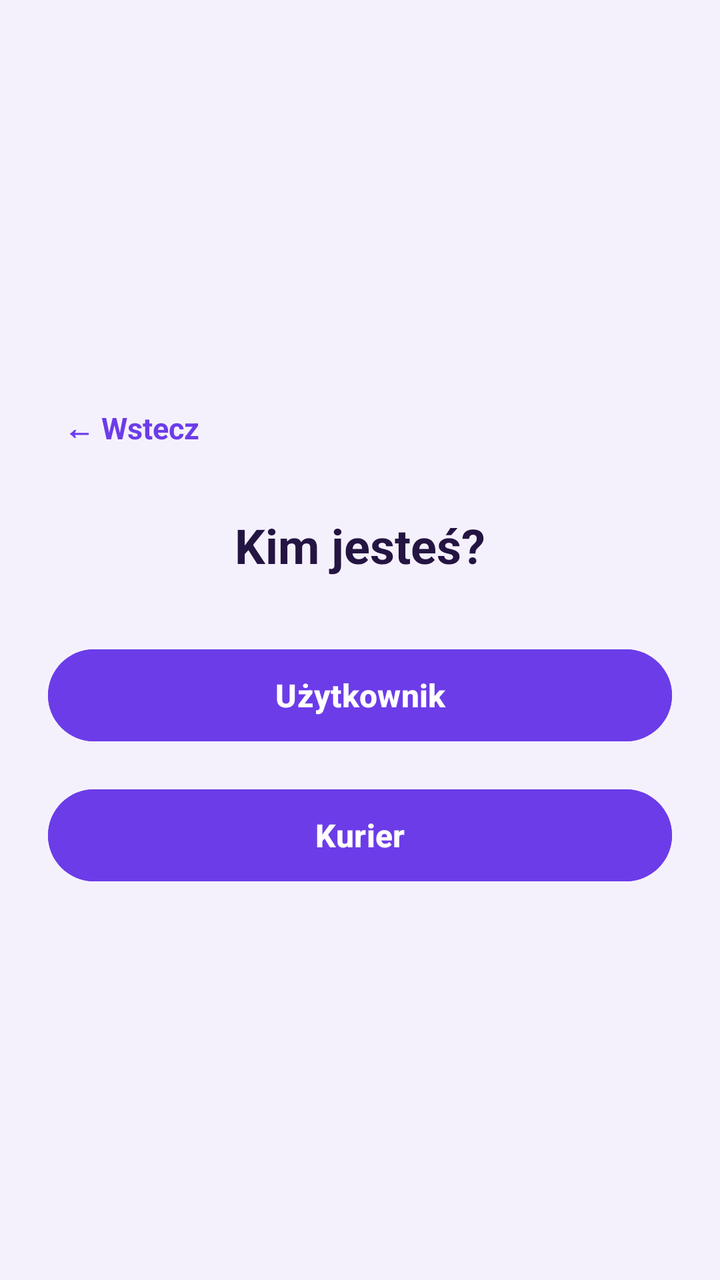
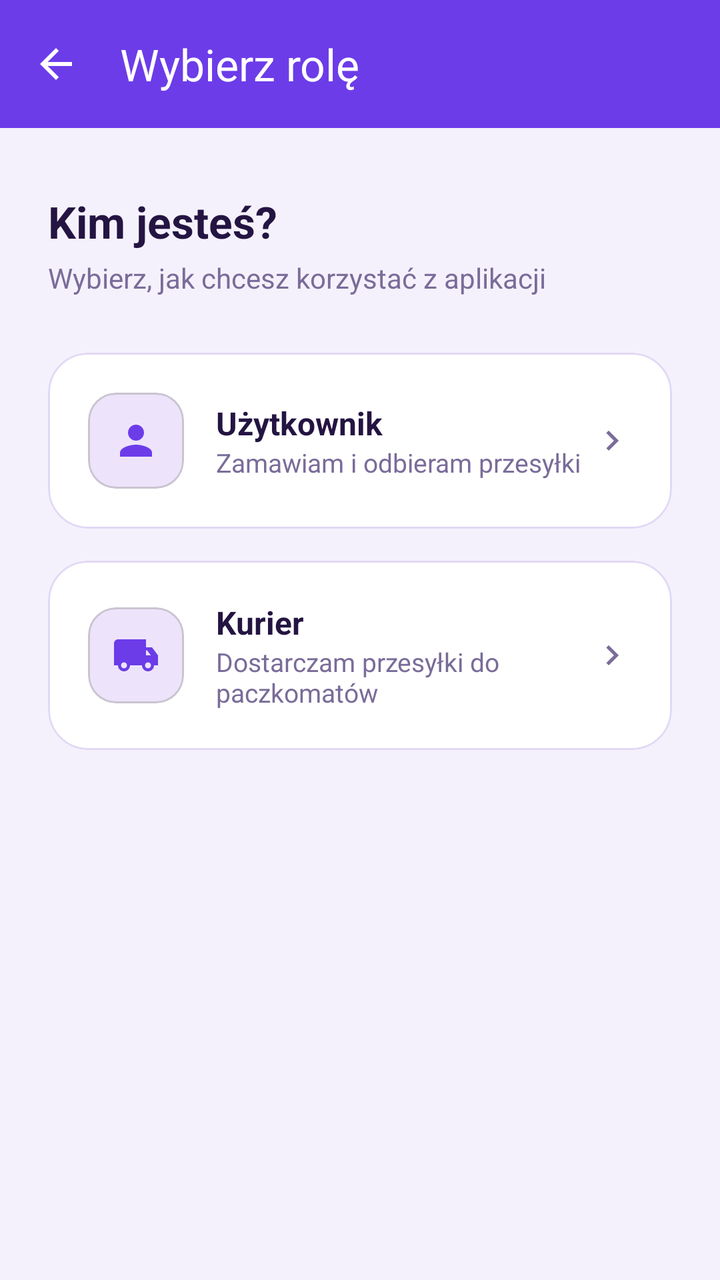

Compare the two renders of this Android layout. The source of the first and the diff that turns it into the second are given below.
<!-- AndroidManifest.xml: application theme Theme.DemoEmptyActivity -->
<!-- res/layout/activity_role_selection.xml -->
<?xml version="1.0" encoding="utf-8"?>
<androidx.appcompat.widget.LinearLayoutCompat
        xmlns:android="http://schemas.android.com/apk/res/android"
        xmlns:tools="http://schemas.android.com/tools"
        android:id="@+id/main"
        android:layout_width="match_parent"
        android:layout_height="match_parent"
        android:orientation="vertical"
        android:gravity="center"
        android:padding="24dp"
        android:background="@color/purple_background"
        tools:context=".RoleSelectionActivity">

    <TextView
            android:id="@+id/btnBack"
            android:layout_width="wrap_content"
            android:layout_height="wrap_content"
            android:layout_gravity="start"
            android:text="← Wstecz"
            android:textColor="@color/purple_primary"
            android:textSize="15sp"
            android:textStyle="bold"
            android:clickable="true"
            android:focusable="true"
            android:padding="8dp"
            android:layout_marginBottom="24dp" />

    <TextView
            android:layout_width="wrap_content"
            android:layout_height="wrap_content"
            android:text="Kim jesteś?"
            android:textSize="24sp"
            android:textStyle="bold"
            android:textColor="@color/text_dark"
            android:layout_marginBottom="32dp" />

    <Button
            android:id="@+id/btnUser"
            android:layout_width="match_parent"
            android:layout_height="54dp"
            android:text="Użytkownik"
            android:textSize="16sp"
            android:textStyle="bold"
            android:textColor="@color/white"
            android:backgroundTint="@color/purple_primary"
            android:layout_marginBottom="16dp" />

    <Button
            android:id="@+id/btnCourier"
            android:layout_width="match_parent"
            android:layout_height="54dp"
            android:text="Kurier"
            android:textSize="16sp"
            android:textStyle="bold"
            android:textColor="@color/white"
            android:backgroundTint="@color/purple_primary" />

</androidx.appcompat.widget.LinearLayoutCompat>
<!-- resources referenced by this layout -->
<resources>
  <color name="purple_background">#F5F1FC</color>
  <color name="purple_primary">#6C3CE9</color>
  <color name="text_dark">#241442</color>
  <color name="white">#FFFFFFFF</color>
  <style name="Theme.DemoEmptyActivity" parent="Base.Theme.DemoEmptyActivity" />
  <style name="Base.Theme.DemoEmptyActivity" parent="Theme.Material3.DayNight.NoActionBar">
          <item name="colorPrimary">@color/purple_primary</item>
          <item name="colorPrimaryDark">@color/purple_primary_dark</item>
          <item name="colorOnPrimary">@color/white</item>
          <item name="android:windowBackground">@color/purple_background</item>
      </style>
  <color name="purple_primary_dark">#4B2AAE</color>
</resources>

<!-- the commit's change to res/layout/activity_role_selection.xml (unified diff, before → after) -->
@@ -1,58 +1,181 @@
 <?xml version="1.0" encoding="utf-8"?>
-<androidx.appcompat.widget.LinearLayoutCompat
-        xmlns:android="http://schemas.android.com/apk/res/android"
+<LinearLayout xmlns:android="http://schemas.android.com/apk/res/android"
+        xmlns:app="http://schemas.android.com/apk/res-auto"
         xmlns:tools="http://schemas.android.com/tools"
         android:id="@+id/main"
         android:layout_width="match_parent"
         android:layout_height="match_parent"
         android:orientation="vertical"
-        android:gravity="center"
-        android:padding="24dp"
         android:background="@color/purple_background"
         tools:context=".RoleSelectionActivity">
 
-    <TextView
-            android:id="@+id/btnBack"
-            android:layout_width="wrap_content"
-            android:layout_height="wrap_content"
-            android:layout_gravity="start"
-            android:text="← Wstecz"
-            android:textColor="@color/purple_primary"
-            android:textSize="15sp"
-            android:textStyle="bold"
-            android:clickable="true"
-            android:focusable="true"
-            android:padding="8dp"
-            android:layout_marginBottom="24dp" />
+    <com.google.android.material.appbar.MaterialToolbar
+            android:id="@+id/toolbar"
+            android:layout_width="match_parent"
+            android:layout_height="?attr/actionBarSize"
+            android:background="@color/purple_primary"
+            app:title="Wybierz rolę"
+            app:titleTextColor="@color/white"
+            app:navigationIcon="@drawable/ic_arrow_back"
+            app:navigationIconTint="@color/white" />
 
-    <TextView
-            android:layout_width="wrap_content"
-            android:layout_height="wrap_content"
-            android:text="Kim jesteś?"
-            android:textSize="24sp"
-            android:textStyle="bold"
-            android:textColor="@color/text_dark"
-            android:layout_marginBottom="32dp" />
+    <LinearLayout
+            android:layout_width="match_parent"
+            android:layout_height="match_parent"
+            android:orientation="vertical"
+            android:padding="24dp">
 
-    <Button
-            android:id="@+id/btnUser"
-            android:layout_width="match_parent"
-            android:layout_height="54dp"
-            android:text="Użytkownik"
-            android:textSize="16sp"
-            android:textStyle="bold"
-            android:textColor="@color/white"
-            android:backgroundTint="@color/purple_primary"
-            android:layout_marginBottom="16dp" />
+        <TextView
+                android:layout_width="wrap_content"
+                android:layout_height="wrap_content"
+                android:text="Kim jesteś?"
+                android:textSize="22sp"
+                android:textStyle="bold"
+                android:textColor="@color/text_dark"
+                android:layout_marginTop="8dp"
+                android:layout_marginBottom="4dp" />
 
-    <Button
-            android:id="@+id/btnCourier"
-            android:layout_width="match_parent"
-            android:layout_height="54dp"
-            android:text="Kurier"
-            android:textSize="16sp"
-            android:textStyle="bold"
-            android:textColor="@color/white"
-            android:backgroundTint="@color/purple_primary" />
+        <TextView
+                android:layout_width="wrap_content"
+                android:layout_height="wrap_content"
+                android:text="Wybierz, jak chcesz korzystać z aplikacji"
+                android:textSize="14sp"
+                android:textColor="@color/text_muted"
+                android:layout_marginBottom="28dp" />
 
-</androidx.appcompat.widget.LinearLayoutCompat>
+        <com.google.android.material.card.MaterialCardView
+                android:id="@+id/cardUser"
+                android:layout_width="match_parent"
+                android:layout_height="wrap_content"
+                app:cardCornerRadius="20dp"
+                app:cardElevation="0dp"
+                app:strokeWidth="1dp"
+                app:strokeColor="@color/outline"
+                app:cardBackgroundColor="@color/surface"
+                android:clickable="true"
+                android:focusable="true"
+                android:foreground="?attr/selectableItemBackground"
+                android:layout_marginBottom="16dp">
+
+            <LinearLayout
+                    android:layout_width="match_parent"
+                    android:layout_height="wrap_content"
+                    android:orientation="horizontal"
+                    android:gravity="center_vertical"
+                    android:padding="20dp">
+
+                <com.google.android.material.card.MaterialCardView
+                        android:layout_width="48dp"
+                        android:layout_height="48dp"
+                        app:cardCornerRadius="14dp"
+                        app:cardElevation="0dp"
+                        app:cardBackgroundColor="@color/purple_container">
+
+                    <ImageView
+                            android:layout_width="24dp"
+                            android:layout_height="24dp"
+                            android:layout_gravity="center"
+                            android:src="@drawable/ic_person"
+                            app:tint="@color/purple_primary" />
+                </com.google.android.material.card.MaterialCardView>
+
+                <LinearLayout
+                        android:layout_width="0dp"
+                        android:layout_height="wrap_content"
+                        android:layout_weight="1"
+                        android:orientation="vertical"
+                        android:layout_marginStart="16dp">
+
+                    <TextView
+                            android:layout_width="wrap_content"
+                            android:layout_height="wrap_content"
+                            android:text="Użytkownik"
+                            android:textSize="16sp"
+                            android:textStyle="bold"
+                            android:textColor="@color/text_dark" />
+
+                    <TextView
+                            android:layout_width="wrap_content"
+                            android:layout_height="wrap_content"
+                            android:text="Zamawiam i odbieram przesyłki"
+                            android:textSize="13sp"
+                            android:textColor="@color/text_muted" />
+                </LinearLayout>
+
+                <ImageView
+                        android:layout_width="20dp"
+                        android:layout_height="20dp"
+                        android:src="@drawable/ic_chevron_right"
+                        app:tint="@color/text_muted" />
+            </LinearLayout>
+        </com.google.android.material.card.MaterialCardView>
+
+        <com.google.android.material.card.MaterialCardView
+                android:id="@+id/cardCourier"
+                android:layout_width="match_parent"
+                android:layout_height="wrap_content"
+                app:cardCornerRadius="20dp"
+                app:cardElevation="0dp"
+                app:strokeWidth="1dp"
+                app:strokeColor="@color/outline"
+                app:cardBackgroundColor="@color/surface"
+                android:clickable="true"
+                android:focusable="true"
+                android:foreground="?attr/selectableItemBackground">
+
+            <LinearLayout
+                    android:layout_width="match_parent"
+                    android:layout_height="wrap_content"
+                    android:orientation="horizontal"
+                    android:gravity="center_vertical"
+                    android:padding="20dp">
+
+                <com.google.android.material.card.MaterialCardView
+                        android:layout_width="48dp"
+                        android:layout_height="48dp"
+                        app:cardCornerRadius="14dp"
+                        app:cardElevation="0dp"
+                        app:cardBackgroundColor="@color/purple_container">
+
+                    <ImageView
+                            android:layout_width="24dp"
+                            android:layout_height="24dp"
+                            android:layout_gravity="center"
+                            android:src="@drawable/ic_courier"
+                            app:tint="@color/purple_primary" />
+                </com.google.android.material.card.MaterialCardView>
+
+                <LinearLayout
+                        android:layout_width="0dp"
+                        android:layout_height="wrap_content"
+                        android:layout_weight="1"
+                        android:orientation="vertical"
+                        android:layout_marginStart="16dp">
+
+                    <TextView
+                            android:layout_width="wrap_content"
+                            android:layout_height="wrap_content"
+                            android:text="Kurier"
+                            android:textSize="16sp"
+                            android:textStyle="bold"
+                            android:textColor="@color/text_dark" />
+
+                    <TextView
+                            android:layout_width="wrap_content"
+                            android:layout_height="wrap_content"
+                            android:text="Dostarczam przesyłki do paczkomatów"
+                            android:textSize="13sp"
+                            android:textColor="@color/text_muted" />
+                </LinearLayout>
+
+                <ImageView
+                        android:layout_width="20dp"
+                        android:layout_height="20dp"
+                        android:src="@drawable/ic_chevron_right"
+                        app:tint="@color/text_muted" />
+            </LinearLayout>
+        </com.google.android.material.card.MaterialCardView>
+
+    </LinearLayout>
+
+</LinearLayout>
<!-- resource entries referenced after the edit -->
@@ -1,14 +1,66 @@
 <!-- resources referenced by this layout -->
 <resources>
+  <color name="outline">#E1D9F5</color>
   <color name="purple_background">#F5F1FC</color>
+  <color name="purple_container">#EDE4FB</color>
   <color name="purple_primary">#6C3CE9</color>
+  <color name="surface">#FFFFFF</color>
   <color name="text_dark">#241442</color>
+  <color name="text_muted">#7A6C99</color>
   <color name="white">#FFFFFFFF</color>
+  <!-- drawable ic_arrow_back (drawable) -->
+  <vector xmlns:android="http://schemas.android.com/apk/res/android"
+      android:width="24dp"
+      android:height="24dp"
+      android:viewportWidth="24"
+      android:viewportHeight="24"
+      android:tint="#FFFFFF">
+      <path
+          android:fillColor="#FF000000"
+          android:pathData="M20,11H7.83l5.59,-5.59L12,4l-8,8 8,8 1.41,-1.41L7.83,13H20v-2z"/>
+  </vector>
+  <!-- drawable ic_chevron_right (drawable) -->
+  <vector xmlns:android="http://schemas.android.com/apk/res/android"
+      android:width="24dp"
+      android:height="24dp"
+      android:viewportWidth="24"
+      android:viewportHeight="24">
+      <path
+          android:fillColor="#FF000000"
+          android:pathData="M8.59,16.59L13.17,12 8.59,7.41 10,6l6,6 -6,6z"/>
+  </vector>
+  <!-- drawable ic_courier (drawable) -->
+  <vector xmlns:android="http://schemas.android.com/apk/res/android"
+      android:width="24dp"
+      android:height="24dp"
+      android:viewportWidth="24"
+      android:viewportHeight="24">
+      <path
+          android:fillColor="#FF000000"
+          android:pathData="M20,8h-3L17,4L3,4c-1.1,0 -2,0.9 -2,2v11h2c0,1.66 1.34,3 3,3s3,-1.34 3,-3h6c0,1.66 1.34,3 3,3s3,-1.34 3,-3h2v-5l-3,-4zM6,18.5c-0.83,0 -1.5,-0.67 -1.5,-1.5s0.67,-1.5 1.5,-1.5 1.5,0.67 1.5,1.5 -0.67,1.5 -1.5,1.5zM17.5,9.5l1.96,2.5L17,12L17,9.5h0.5zM18,18.5c-0.83,0 -1.5,-0.67 -1.5,-1.5s0.67,-1.5 1.5,-1.5 1.5,0.67 1.5,1.5 -0.67,1.5 -1.5,1.5z"/>
+  </vector>
+  <!-- drawable ic_person (drawable) -->
+  <vector xmlns:android="http://schemas.android.com/apk/res/android"
+      android:width="24dp"
+      android:height="24dp"
+      android:viewportWidth="24"
+      android:viewportHeight="24">
+      <path
+          android:fillColor="#FF000000"
+          android:pathData="M12,12c2.21,0 4,-1.79 4,-4s-1.79,-4 -4,-4 -4,1.79 -4,4 1.79,4 4,4zM12,14c-2.67,0 -8,1.34 -8,4v2h16v-2c0,-2.66 -5.33,-4 -8,-4z"/>
+  </vector>
   <style name="Theme.DemoEmptyActivity" parent="Base.Theme.DemoEmptyActivity" />
   <style name="Base.Theme.DemoEmptyActivity" parent="Theme.Material3.DayNight.NoActionBar">
           <item name="colorPrimary">@color/purple_primary</item>
           <item name="colorPrimaryDark">@color/purple_primary_dark</item>
           <item name="colorOnPrimary">@color/white</item>
+          <item name="colorPrimaryContainer">@color/purple_container</item>
+          <item name="colorOnPrimaryContainer">@color/text_dark</item>
+          <item name="colorSecondary">@color/purple_primary</item>
+          <item name="colorSurface">@color/surface</item>
+          <item name="colorOnSurface">@color/text_dark</item>
+          <item name="colorOnSurfaceVariant">@color/text_muted</item>
+          <item name="colorOutline">@color/outline</item>
           <item name="android:windowBackground">@color/purple_background</item>
       </style>
   <color name="purple_primary_dark">#4B2AAE</color>
